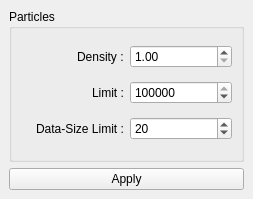
The window that Widgets/RenderOptions.ui (CCSEPBVR/CS-IS-PBVR) describes before a commit, drawn with Qt 5.
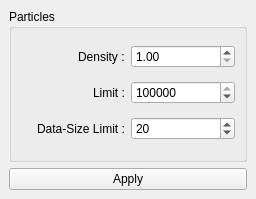
The same window after the commit.

Commit message: ParticleLimitの最大値を変更

What changed in the file:
```diff
--- a/Widgets/RenderOptions.ui
+++ b/Widgets/RenderOptions.ui
@@ -6,7 +6,7 @@
    <rect>
     <x>0</x>
     <y>0</y>
-    <width>253</width>
+    <width>256</width>
     <height>199</height>
    </rect>
   </property>
@@ -48,7 +48,7 @@
           <number>1</number>
          </property>
          <property name="maximum">
-          <number>999999999</number>
+          <number>2147483647</number>
          </property>
          <property name="value">
           <number>10000000</number>
```
